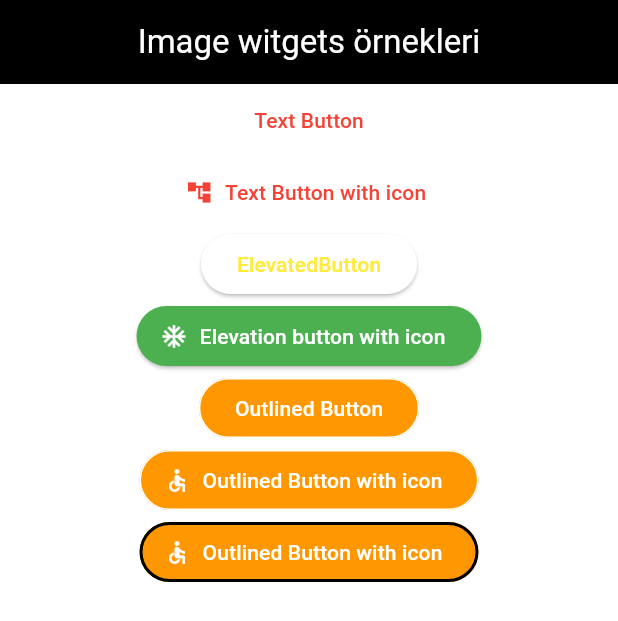
After one commit to BurakTurker1/flutter_temel_widgets, a Flutter app: the screen it shows after launch, on a phone screen of 412 x 824 dp. The commit adds this screen. Shown: the top 621 px of the screen. Run offline on Flutter 3.47's test engine with Material 3 defaults, Android fonts, the phone set to English and light mode, and no system bars.

Commit message:
Button örnekleri tamamlandi.

```diff
--- a/lib/main.dart
+++ b/lib/main.dart
@@ -1,6 +1,7 @@
 import 'package:flutter/material.dart';
 import 'package:flutter_temel_widgets/image_witgets.dart';
 import 'package:flutter_temel_widgets/myCountPage.dart';
+import 'package:flutter_temel_widgets/temel_button_yapilari.dart';
 void main(List<String> args) {
   runApp(MyApp());
 }
@@ -13,13 +14,20 @@ class MyApp extends StatelessWidget {
     return MaterialApp(
       title: 'My Counter App',
       theme: ThemeData(
-        colorScheme:ColorScheme.fromSwatch(primarySwatch: Colors.brown)
+        colorScheme:ColorScheme.fromSwatch(primarySwatch: Colors.red,backgroundColor: Colors.white),
+        outlinedButtonTheme: OutlinedButtonThemeData(style:ButtonStyle(
+          backgroundColor: MaterialStateProperty.all(Colors.orange),
+          foregroundColor:MaterialStateProperty.all(Colors.white),
+          overlayColor: MaterialStateProperty.all(Colors.red)),
+
+          )
         ),
       home: Scaffold(
         appBar: AppBar(title: Text('Image witgets örnekleri',style:TextStyle(color: Colors.white),),backgroundColor: Colors.black,
         centerTitle: true,
         ),
-        body:ImageOrnekleri(),
+        body:TemelButonlar(),
+        //ImageOrnekleri(),
       ),
       //MyCountPage(),
     );
--- /dev/null
+++ b/lib/temel_button_yapilari.dart
@@ -0,0 +1,82 @@
+
+import 'package:flutter/material.dart';
+
+class TemelButonlar extends StatelessWidget {
+  const TemelButonlar({super.key});
+
+  @override
+  Widget build(BuildContext context) {
+    return  Center(
+      child: Column(
+          crossAxisAlignment: CrossAxisAlignment.center,
+          children: [
+
+            TextButton(onPressed: (){
+              debugPrint('Text Button a tiklandi');
+            },
+            onLongPress:  (){
+              debugPrint('uzun basildi');
+            },child: Text('Text Button')
+            ),
+
+            TextButton.icon(onPressed: (){
+              debugPrint('iconlu  Text Button a baglandi');
+            },
+            icon: Icon(Icons.account_tree_sharp),
+            label: Text('Text Button with icon')
+            ),
+
+            ElevatedButton(onPressed: (){},
+            style: ButtonStyle(
+            //backgroundColor:  MaterialStateProperty.all(Colors.black),
+            backgroundColor: MaterialStateProperty.resolveWith((states){
+              if (states.contains(MaterialState.pressed)) {
+                return Colors.teal; //basılı tutugu sürece
+              }
+              if (states.contains(MaterialState.hovered)) {
+                return Colors.deepPurple; //web de üstüne geldigindeki renk
+              }
+              return null;
+            }),
+            foregroundColor: MaterialStateProperty.all(Colors.yellow),
+            //overlayColor:  MaterialStateProperty.all(Colors.red.withOpacity(0.5)) //tıklandıgındaki effect withOpacity ile de saydalık oranını yazabilirsin
+            ), child: Text('ElevatedButton')
+            ),
+
+
+            ElevatedButton.icon(onPressed: (){},
+            icon: Icon(Icons.ac_unit),
+            style: ElevatedButton.styleFrom(
+              primary: Colors.green,
+              onPrimary: Colors.white,
+            ) ,
+            label: Text('Elevation button with icon')
+            ),
+
+            OutlinedButton(onPressed: (){},
+            child: Text('Outlined Button'),
+            ),
+
+            OutlinedButton.icon(onPressed: (){},
+            icon: Icon(Icons.accessible_outlined),
+            label: Text('Outlined Button with icon'),
+            style: OutlinedButton.styleFrom(
+              shape: RoundedRectangleBorder(
+                borderRadius: BorderRadius.all(Radius.circular(20)),
+              )
+            ),
+            ),
+
+            OutlinedButton.icon(onPressed: (){},
+            icon: Icon(Icons.accessible_outlined),
+            label: Text('Outlined Button with icon'),
+            style: OutlinedButton.styleFrom(
+              shape: StadiumBorder(),
+              side: BorderSide(color: Colors.black,width: 2)
+            ),
+            ),
+          ],
+        ),
+    );
+  }
+}
```
